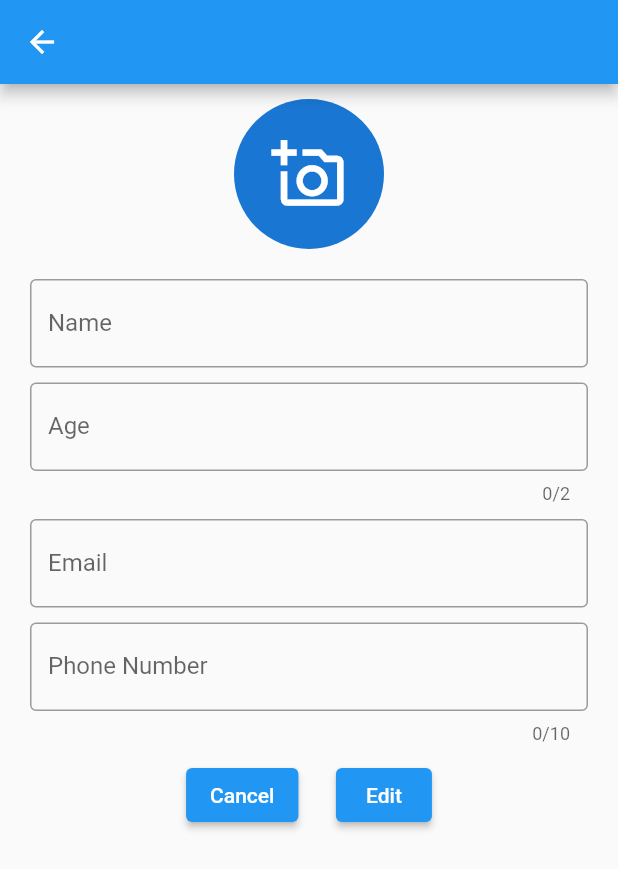
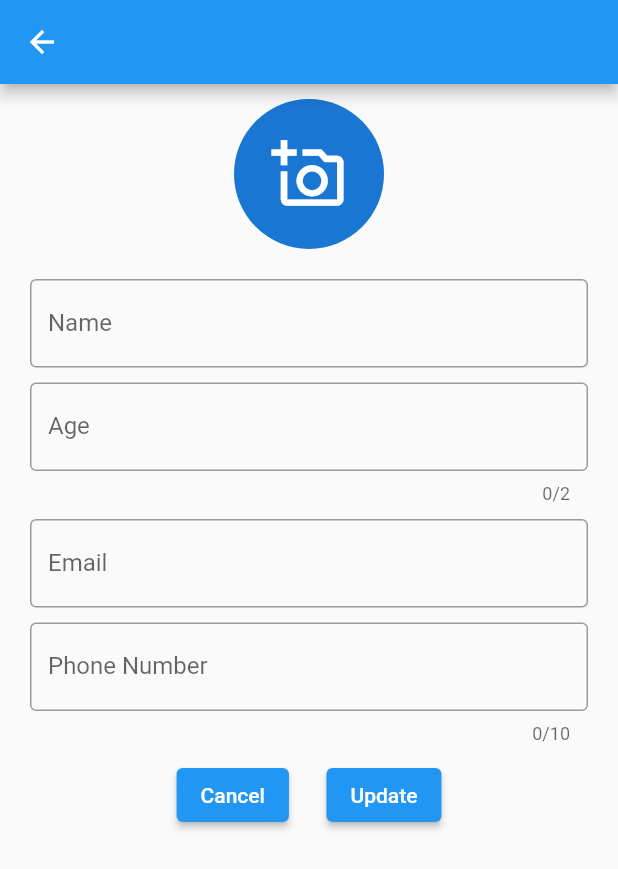
Before and after one commit to damnlebowski/Student-List, a Flutter app: the ProfilePage screen opened directly with empty values, after a tap on the "edit" icon, on a phone screen of 412 x 824 dp. Shown: the top 869 px of the screen. Run offline on Flutter 3.47's test engine with Material 2 defaults, Android fonts, the phone set to English and light mode, and no system bars; our stand-ins replace hive_flutter, image_picker; accounts and stored records are empty.

```diff
--- a/lib/main.dart
+++ b/lib/main.dart
@@ -1,7 +1,7 @@
 import 'package:flutter/material.dart';
 import 'package:hive_flutter/adapters.dart';
 import 'package:students_list/db/model/data_model.dart';
-import 'package:students_list/screens/screen_edit_person.dart';
+
 import 'package:students_list/screens/screen_home.dart';
 
 Future<void> main(List<String> args) async {
@@ -23,6 +23,7 @@ class MyApp extends StatelessWidget {
       debugShowCheckedModeBanner: false,
       theme: ThemeData(primarySwatch: Colors.blue),
       home: HomePage(),
+
     );
   }
 }
--- a/lib/screens/screen_edit_person.dart
+++ b/lib/screens/screen_edit_person.dart
@@ -2,8 +2,6 @@
 
 import 'package:flutter/material.dart';
 import 'package:students_list/db/model/data_model.dart';
-// import 'package:students_list/db/functions/db_functions.dart';
-// import 'package:students_list/db/model/data_model.dart';
 
 class EditPerson extends StatefulWidget {
   EditPerson({super.key, required this.studentmodel});
@@ -21,17 +19,12 @@ class _EditPersonState extends State<EditPerson> {
   @override
   void initState() {
     _nameController = TextEditingController(text: widget.studentmodel.name);
+    _ageController = TextEditingController(text: widget.studentmodel.age);
+    _emailController = TextEditingController(text: widget.studentmodel.email);
+    _phoneController = TextEditingController(text: widget.studentmodel.phone);
 
     super.initState();
   }
-
-  // final _nameControler = TextEditingController(text: widget.studentmodel.name);
-
-  // final _ageControler = TextEditingController();
-
-  // final _emailControler = TextEditingController();
-
-  // final _phoneControler = TextEditingController();
 
   @override
   Widget build(BuildContext context) {
@@ -97,7 +90,7 @@ class _EditPersonState extends State<EditPerson> {
                           onPressed: () {
                             Navigator.pop(context);
                           },
-                          child: Text('Edit')),
+                          child: Text('Update')),
                     ],
                   ),
                 ],
--- a/lib/screens/screen_profile.dart
+++ b/lib/screens/screen_profile.dart
@@ -21,7 +21,8 @@ class ProfilePage extends StatelessWidget {
   Widget build(BuildContext context) {
     return Scaffold(
       appBar: AppBar(),
-      body: Column(crossAxisAlignment: CrossAxisAlignment.start, children: [
+      body: SingleChildScrollView(
+        child: Column(crossAxisAlignment: CrossAxisAlignment.start, children: [
           SizedBox(
             height: 10,
           ),
@@ -64,15 +65,9 @@ class ProfilePage extends StatelessWidget {
                 child: Text('Close')),
           )
         ]),
+      ),
       floatingActionButton: FloatingActionButton(
         onPressed: () {
-          // final data = studentmodel;
-          // studentDetailsCall(
-          //                 studentName: data.name,
-          //                 studentAge: data.age,
-          //                 studentemail: data.email,
-          //                 studentphone: data.phone,
-          //               );
           Navigator.of(context).push(MaterialPageRoute(builder: (ctx) {
             return EditPerson(
               studentmodel: studentmodel,
@@ -90,11 +85,9 @@ studentDetailsCall({
   required studentAge,
   required studentemail,
   required studentphone,
-  // required imagePath
 }) {
   studentNameSaved = studentName;
   studentAgeSaved = studentAge;
   studentEmailSaved = studentemail;
   studentPhoneSaved = studentphone;
-  //imagePathSaved = imagePath;
 }
```
Also changed, not shown: lib/db/functions/db_functions.dart (+15 -0 lines), lib/screens/screen_home.dart (+29 -24 lines). Lines whose indentation alone changed are shown as unchanged.
